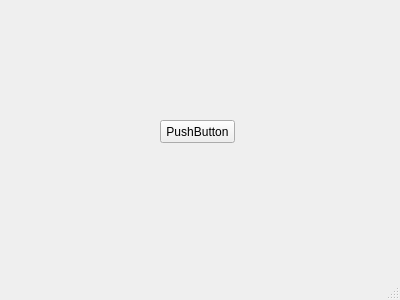
Before: the Qt Designer form mainwindow.ui in ZingFreelancer/QtCurvesCPP, drawn with Qt 5.
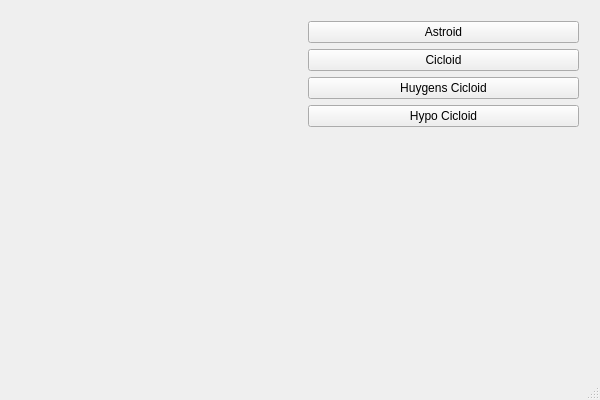
After: the same form once the commit is applied. Custom widgets are drawn as their Qt base class.

Commit message: First pass on GUI. Added render area, buttons to affect render area and first implementation of event handling for buttons.

Diff of the .ui file:
```diff
--- a/mainwindow.ui
+++ b/mainwindow.ui
@@ -6,31 +6,128 @@
    <rect>
     <x>0</x>
     <y>0</y>
-    <width>400</width>
-    <height>300</height>
+    <width>600</width>
+    <height>400</height>
    </rect>
   </property>
+  <property name="minimumSize">
+   <size>
+    <width>400</width>
+    <height>200</height>
+   </size>
+  </property>
+  <property name="maximumSize">
+   <size>
+    <width>800</width>
+    <height>400</height>
+   </size>
+  </property>
+  <property name="baseSize">
+   <size>
+    <width>0</width>
+    <height>0</height>
+   </size>
+  </property>
   <property name="windowTitle">
    <string>MainWindow</string>
   </property>
   <widget class="QWidget" name="centralWidget">
-   <widget class="QPushButton" name="pushButton">
-    <property name="geometry">
-     <rect>
-      <x>160</x>
-      <y>120</y>
-      <width>75</width>
-      <height>23</height>
-     </rect>
-    </property>
-    <property name="text">
-     <string>PushButton</string>
-    </property>
-   </widget>
+   <layout class="QGridLayout" name="gridLayout">
+    <item row="0" column="0">
+     <layout class="QHBoxLayout" name="horizontalLayout">
+      <property name="leftMargin">
+       <number>5</number>
+      </property>
+      <property name="topMargin">
+       <number>5</number>
+      </property>
+      <property name="rightMargin">
+       <number>5</number>
+      </property>
+      <property name="bottomMargin">
+       <number>5</number>
+      </property>
+      <item>
+       <widget class="RenderArea" name="renderArea" native="true"/>
+      </item>
+      <item>
+       <layout class="QVBoxLayout" name="verticalLayout">
+        <property name="spacing">
+         <number>6</number>
+        </property>
+        <property name="sizeConstraint">
+         <enum>QLayout::SetDefaultConstraint</enum>
+        </property>
+        <property name="leftMargin">
+         <number>5</number>
+        </property>
+        <property name="topMargin">
+         <number>5</number>
+        </property>
+        <property name="rightMargin">
+         <number>5</number>
+        </property>
+        <property name="bottomMargin">
+         <number>0</number>
+        </property>
+        <item>
+         <widget class="QPushButton" name="btn_Astroid">
+          <property name="text">
+           <string>Astroid</string>
+          </property>
+         </widget>
+        </item>
+        <item>
+         <widget class="QPushButton" name="btn_Cicloid">
+          <property name="text">
+           <string>Cicloid</string>
+          </property>
+         </widget>
+        </item>
+        <item>
+         <widget class="QPushButton" name="btw_HuygensCicloid">
+          <property name="text">
+           <string>Huygens Cicloid</string>
+          </property>
+         </widget>
+        </item>
+        <item>
+         <widget class="QPushButton" name="btn_HypoCicloid">
+          <property name="text">
+           <string>Hypo Cicloid</string>
+          </property>
+         </widget>
+        </item>
+        <item>
+         <spacer name="verticalSpacer">
+          <property name="orientation">
+           <enum>Qt::Vertical</enum>
+          </property>
+          <property name="sizeHint" stdset="0">
+           <size>
+            <width>20</width>
+            <height>40</height>
+           </size>
+          </property>
+         </spacer>
+        </item>
+       </layout>
+      </item>
+     </layout>
+    </item>
+   </layout>
   </widget>
   <widget class="QStatusBar" name="statusBar"/>
  </widget>
  <layoutdefault spacing="6" margin="11"/>
+ <customwidgets>
+  <customwidget>
+   <class>RenderArea</class>
+   <extends>QWidget</extends>
+   <header>renderarea.h</header>
+   <container>1</container>
+  </customwidget>
+ </customwidgets>
  <resources/>
  <connections/>
 </ui>
```
The commit also changes 6 other files.
